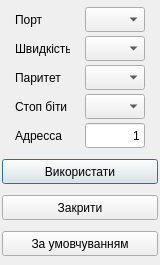
Above: dialogconnectionsettings.ui from Goodjamp/Mdio before the change. Below: the same form after it.
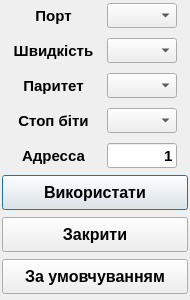
That is the form after the change.

Commit message: Updated user interface

Diff of the .ui file:
```diff
--- a/dialogconnectionsettings.ui
+++ b/dialogconnectionsettings.ui
@@ -6,8 +6,8 @@
    <rect>
     <x>0</x>
     <y>0</y>
-    <width>160</width>
-    <height>265</height>
+    <width>190</width>
+    <height>300</height>
    </rect>
   </property>
   <property name="sizePolicy">
@@ -18,14 +18,14 @@
   </property>
   <property name="minimumSize">
    <size>
-    <width>160</width>
-    <height>265</height>
+    <width>190</width>
+    <height>300</height>
    </size>
   </property>
   <property name="maximumSize">
    <size>
-    <width>160</width>
-    <height>265</height>
+    <width>190</width>
+    <height>300</height>
    </size>
   </property>
   <property name="windowTitle">
@@ -45,45 +45,91 @@
     <number>2</number>
    </property>
    <item>
-    <layout class="QGridLayout" name="glConnectionInternal" columnstretch="2,0" columnminimumwidth="6,0">
+    <layout class="QGridLayout" name="glConnectionInternal" columnstretch="2,0">
      <property name="horizontalSpacing">
       <number>2</number>
      </property>
      <property name="verticalSpacing">
-      <number>4</number>
+      <number>10</number>
      </property>
      <item row="1" column="0">
       <widget class="QLabel" name="lBaudRate">
        <property name="minimumSize">
         <size>
-         <width>55</width>
+         <width>85</width>
          <height>25</height>
         </size>
        </property>
        <property name="maximumSize">
         <size>
-         <width>55</width>
+         <width>85</width>
          <height>25</height>
         </size>
        </property>
+       <property name="font">
+        <font>
+         <pointsize>11</pointsize>
+         <weight>75</weight>
+         <bold>true</bold>
+        </font>
+       </property>
        <property name="text">
         <string>Швидкість</string>
        </property>
+       <property name="alignment">
+        <set>Qt::AlignCenter</set>
+       </property>
       </widget>
      </item>
-     <item row="0" column="1">
-      <widget class="QComboBox" name="cbPort">
+     <item row="1" column="1">
+      <widget class="QComboBox" name="cbBaudRate">
        <property name="minimumSize">
         <size>
-         <width>60</width>
+         <width>70</width>
          <height>25</height>
         </size>
        </property>
        <property name="maximumSize">
         <size>
-         <width>60</width>
+         <width>70</width>
          <height>25</height>
         </size>
+       </property>
+       <property name="font">
+        <font>
+         <pointsize>11</pointsize>
+         <weight>75</weight>
+         <bold>true</bold>
+        </font>
+       </property>
+      </widget>
+     </item>
+     <item row="2" column="0">
+      <widget class="QLabel" name="lParity">
+       <property name="minimumSize">
+        <size>
+         <width>85</width>
+         <height>25</height>
+        </size>
+       </property>
+       <property name="maximumSize">
+        <size>
+         <width>85</width>
+         <height>25</height>
+        </size>
+       </property>
+       <property name="font">
+        <font>
+         <pointsize>11</pointsize>
+         <weight>75</weight>
+         <bold>true</bold>
+        </font>
+       </property>
+       <property name="text">
+        <string>Паритет</string>
+       </property>
+       <property name="alignment">
+        <set>Qt::AlignCenter</set>
        </property>
       </widget>
      </item>
@@ -91,40 +137,28 @@
       <widget class="QLabel" name="lAddress">
        <property name="minimumSize">
         <size>
-         <width>55</width>
+         <width>85</width>
          <height>25</height>
         </size>
        </property>
        <property name="maximumSize">
         <size>
-         <width>55</width>
+         <width>85</width>
          <height>25</height>
         </size>
        </property>
+       <property name="font">
+        <font>
+         <pointsize>11</pointsize>
+         <weight>75</weight>
+         <bold>true</bold>
+        </font>
+       </property>
        <property name="text">
         <string>Адресса</string>
        </property>
-      </widget>
-     </item>
-     <item row="4" column="1">
-      <widget class="QLineEdit" name="leAddress">
-       <property name="minimumSize">
-        <size>
-         <width>60</width>
-         <height>25</height>
-        </size>
-       </property>
-       <property name="maximumSize">
-        <size>
-         <width>60</width>
-         <height>25</height>
-        </size>
-       </property>
-       <property name="text">
-        <string>1</string>
-       </property>
        <property name="alignment">
-        <set>Qt::AlignRight|Qt::AlignTrailing|Qt::AlignVCenter</set>
+        <set>Qt::AlignCenter</set>
        </property>
       </widget>
      </item>
@@ -132,69 +166,28 @@
       <widget class="QLabel" name="lStopBits">
        <property name="minimumSize">
         <size>
-         <width>55</width>
+         <width>85</width>
          <height>25</height>
         </size>
        </property>
        <property name="maximumSize">
         <size>
-         <width>55</width>
+         <width>85</width>
          <height>25</height>
         </size>
        </property>
+       <property name="font">
+        <font>
+         <pointsize>11</pointsize>
+         <weight>75</weight>
+         <bold>true</bold>
+        </font>
+       </property>
        <property name="text">
         <string>Стоп біти</string>
        </property>
-      </widget>
-     </item>
-     <item row="2" column="0">
-      <widget class="QLabel" name="lParity">
-       <property name="minimumSize">
-        <size>
-         <width>55</width>
-         <height>25</height>
-        </size>
-       </property>
-       <property name="maximumSize">
-        <size>
-         <width>55</width>
-         <height>25</height>
-        </size>
-       </property>
-       <property name="text">
-        <string>Паритет</string>
-       </property>
-      </widget>
-     </item>
-     <item row="1" column="1">
-      <widget class="QComboBox" name="cbBaudRate">
-       <property name="minimumSize">
-        <size>
-         <width>60</width>
-         <height>25</height>
-        </size>
-       </property>
-       <property name="maximumSize">
-        <size>
-         <width>60</width>
-         <height>25</height>
-        </size>
-       </property>
-      </widget>
-     </item>
-     <item row="2" column="1">
-      <widget class="QComboBox" name="cbParity">
-       <property name="minimumSize">
-        <size>
-         <width>60</width>
-         <height>25</height>
-        </size>
-       </property>
-       <property name="maximumSize">
-        <size>
-         <width>60</width>
-         <height>25</height>
-        </size>
+       <property name="alignment">
+        <set>Qt::AlignCenter</set>
        </property>
       </widget>
      </item>
@@ -202,35 +195,127 @@
       <widget class="QComboBox" name="cbStopBits">
        <property name="minimumSize">
         <size>
-         <width>60</width>
+         <width>70</width>
          <height>25</height>
         </size>
        </property>
        <property name="maximumSize">
         <size>
-         <width>60</width>
+         <width>70</width>
          <height>25</height>
         </size>
        </property>
+       <property name="font">
+        <font>
+         <pointsize>11</pointsize>
+         <weight>75</weight>
+         <bold>true</bold>
+        </font>
+       </property>
       </widget>
      </item>
      <item row="0" column="0">
       <widget class="QLabel" name="label">
        <property name="minimumSize">
         <size>
-         <width>55</width>
+         <width>85</width>
          <height>25</height>
         </size>
        </property>
        <property name="maximumSize">
         <size>
-         <width>55</width>
+         <width>85</width>
          <height>25</height>
         </size>
        </property>
+       <property name="font">
+        <font>
+         <pointsize>11</pointsize>
+         <weight>75</weight>
+         <bold>true</bold>
+        </font>
+       </property>
        <property name="text">
         <string>Порт</string>
        </property>
+       <property name="alignment">
+        <set>Qt::AlignCenter</set>
+       </property>
+      </widget>
+     </item>
+     <item row="0" column="1">
+      <widget class="QComboBox" name="cbPort">
+       <property name="minimumSize">
+        <size>
+         <width>70</width>
+         <height>25</height>
+        </size>
+       </property>
+       <property name="maximumSize">
+        <size>
+         <width>70</width>
+         <height>25</height>
+        </size>
+       </property>
+       <property name="font">
+        <font>
+         <pointsize>11</pointsize>
+         <weight>75</weight>
+         <bold>true</bold>
+        </font>
+       </property>
+      </widget>
+     </item>
+     <item row="4" column="1">
+      <widget class="QLineEdit" name="leAddress">
+       <property name="minimumSize">
+        <size>
+         <width>70</width>
+         <height>25</height>
+        </size>
+       </property>
+       <property name="maximumSize">
+        <size>
+         <width>70</width>
+         <height>25</height>
+        </size>
+       </property>
+       <property name="font">
+        <font>
+         <pointsize>11</pointsize>
+         <weight>75</weight>
+         <bold>true</bold>
+        </font>
+       </property>
+       <property name="text">
+        <string>1</string>
+       </property>
+       <property name="alignment">
+        <set>Qt::AlignRight|Qt::AlignTrailing|Qt::AlignVCenter</set>
+       </property>
+      </widget>
+     </item>
+     <item row="2" column="1">
+      <widget class="QComboBox" name="cbParity">
+       <property name="minimumSize">
+        <size>
+         <width>70</width>
+         <height>25</height>
+        </size>
+       </property>
+       <property name="maximumSize">
+        <size>
+         <width>70</width>
+         <height>25</height>
+        </size>
+       </property>
+       <property name="font">
+        <font>
+         <pointsize>11</pointsize>
+         <weight>75</weight>
+         <bold>true</bold>
+        </font>
+       </property>
       </widget>
      </item>
     </layout>
@@ -240,15 +325,22 @@
      <property name="minimumSize">
       <size>
        <width>0</width>
-       <height>25</height>
+       <height>35</height>
       </size>
      </property>
      <property name="maximumSize">
       <size>
        <width>1000</width>
-       <height>25</height>
+       <height>35</height>
       </size>
      </property>
+     <property name="font">
+      <font>
+       <pointsize>12</pointsize>
+       <weight>75</weight>
+       <bold>true</bold>
+      </font>
+     </property>
      <property name="text">
       <string>Використати</string>
      </property>
@@ -259,15 +351,22 @@
      <property name="minimumSize">
       <size>
        <width>0</width>
-       <height>25</height>
+       <height>35</height>
       </size>
      </property>
      <property name="maximumSize">
       <size>
        <width>1000</width>
-       <height>25</height>
+       <height>35</height>
       </size>
      </property>
+     <property name="font">
+      <font>
+       <pointsize>12</pointsize>
+       <weight>75</weight>
+       <bold>true</bold>
+      </font>
+     </property>
      <property name="text">
       <string>Закрити</string>
      </property>
@@ -278,15 +377,22 @@
      <property name="minimumSize">
       <size>
        <width>0</width>
-       <height>25</height>
+       <height>35</height>
       </size>
      </property>
      <property name="maximumSize">
       <size>
        <width>1000</width>
-       <height>25</height>
+       <height>35</height>
       </size>
      </property>
+     <property name="font">
+      <font>
+       <pointsize>12</pointsize>
+       <weight>75</weight>
+       <bold>true</bold>
+      </font>
+     </property>
      <property name="text">
       <string>За умовчуванням</string>
      </property>
```
The commit also changes 4 other files.
